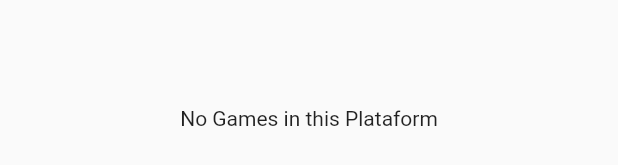
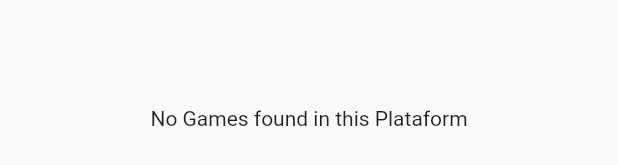
Before and after one commit to RoMonastero/TesteSuaMusica, a Flutter app: the CustomContent widget shown alone on an empty page, opened directly with empty values, on a phone screen of 412 x 824 dp. Shown: the part 500-665 px from the top of the screen. Run offline on Flutter 3.47's test engine with Material 2 defaults, Android fonts, the phone set to English and light mode, and no system bars; our stand-ins replace connectivity_plus, flutter_bloc, flutter_staggered_animations, sqflite; accounts and stored records are empty; network calls fail.

Commit message:
Refatorando alguns componentes

```diff
--- a/teste_sua_musica/lib/components/custom_content.dart
+++ b/teste_sua_musica/lib/components/custom_content.dart
@@ -13,12 +13,7 @@ class CustomContent extends StatelessWidget {
 
   @override
   Widget build(BuildContext context) {
-    return RefreshIndicator(
-      onRefresh: () async {
-        await context.read<GamesCubit>().getGamesByPlataformId(plataform);
-      },
-      child: FutureBuilder(
-          initialData: const [],
+    return FutureBuilder(
         future: context.read<GamesCubit>().getGamesByPlataformId(plataform),
         builder: (context, snapshot) {
           switch (snapshot.connectionState) {
@@ -43,7 +38,7 @@ class CustomContent extends StatelessWidget {
                   );
                 } else {
                   return const Center(
-                      child: Text("No Games in this Plataform"),
+                    child: Text("No Games found in this Plataform"),
                   );
                 }
               });
@@ -54,10 +49,9 @@ class CustomContent extends StatelessWidget {
               );
             default:
               return const Center(
-                  child: Text("No Games in this Plataform"),
+                child: Text("No Games found in this Plataform"),
               );
           }
-          }),
-    );
+        });
   }
 }
--- a/teste_sua_musica/lib/components/games_card.dart
+++ b/teste_sua_musica/lib/components/games_card.dart
@@ -9,7 +9,7 @@ import 'loading_card.dart';
 
 class GamesCard extends StatelessWidget {
   final Game game;
-  final GamesClient gamesClient = GamesClient();
+  final GamesClient _gamesClient = GamesClient();
   GamesCard({Key? key, required this.game}) : super(key: key);
 
   @override
@@ -51,6 +51,6 @@ class GamesCard extends StatelessWidget {
   }
 
   Future<Cover> gameImage() async {
-    return gamesClient.getGameImage(game.id);
+    return _gamesClient.getGameImage(game.id);
   }
 }
--- a/teste_sua_musica/lib/database/app_database.dart
+++ b/teste_sua_musica/lib/database/app_database.dart
@@ -16,6 +16,5 @@ Future<Database> creatDatabase() async {
       await db.execute(GenreDao.tableSql);
     },
     version: 1,
-    onDowngrade: onDatabaseDowngradeDelete,
   );
 }
```
Also changed, not shown: teste_sua_musica/lib/http/games_client.dart (+0 -23 lines), teste_sua_musica/lib/screens/home.dart (+7 -1 lines), 1 other file. Lines whose indentation alone changed are shown as unchanged.
